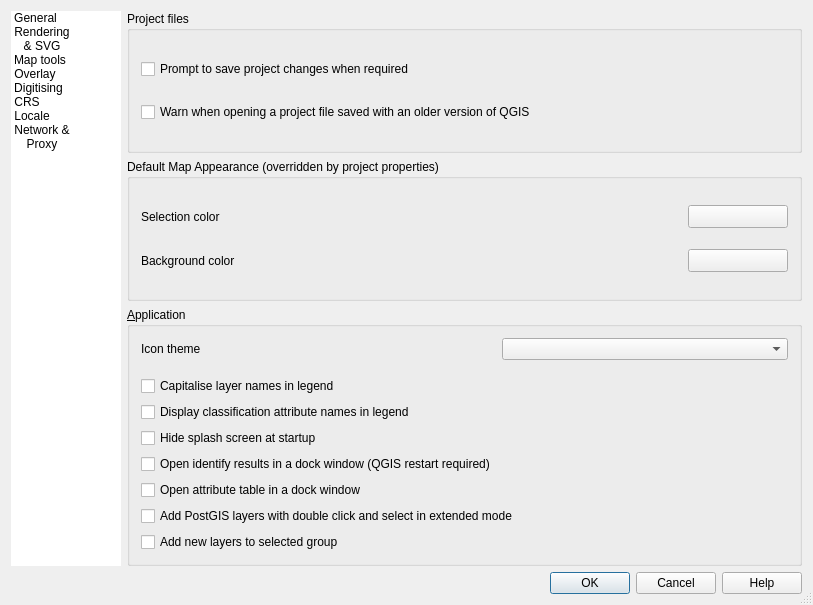
First picture: the form in qgis/src/ui/qgsoptionsbase.ui, repository sourcepole/qgis, before the edit.
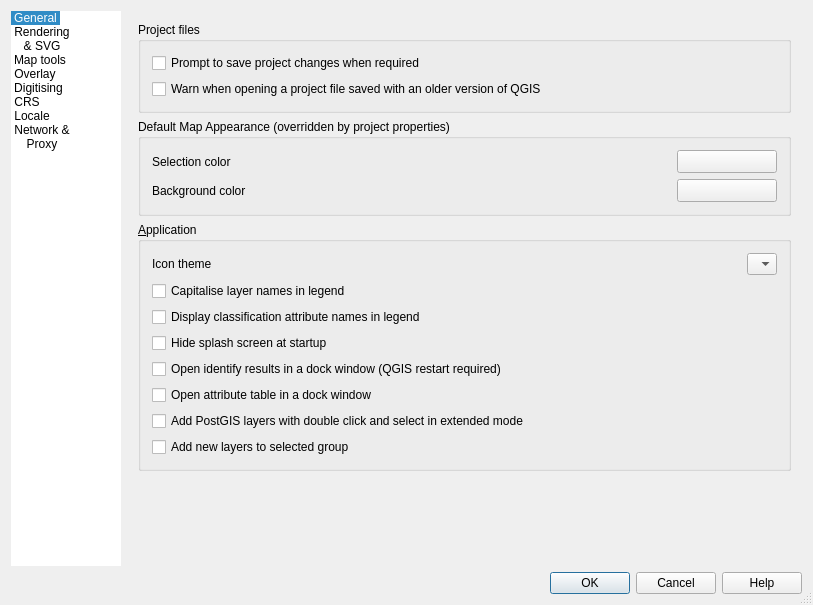
Second picture: the form after the edit. The open tabs and pages were chosen to show the change. Icons and pictures are not drawn. Custom widgets are drawn as their Qt base class.

Commit message: append space to list widgets in options and vector and raster layer property dialogs (fixes #2554)

```diff
--- a/qgis/src/ui/qgsoptionsbase.ui
+++ b/qgis/src/ui/qgsoptionsbase.ui
@@ -49,9 +49,6 @@
      <property name="showDropIndicator" stdset="0">
       <bool>false</bool>
      </property>
-     <property name="alternatingRowColors">
-      <bool>false</bool>
-     </property>
      <property name="iconSize">
       <size>
        <width>64</width>
@@ -82,6 +79,9 @@
      <property name="wordWrap">
       <bool>true</bool>
      </property>
+     <property name="currentRow">
+      <number>0</number>
+     </property>
      <item>
       <property name="text">
        <string>General</string>
@@ -93,6 +93,9 @@
        <iconset resource="../../images/images.qrc">
         <normaloff>:/images/themes/default/propertyicons/general.png</normaloff>:/images/themes/default/propertyicons/general.png</iconset>
       </property>
+      <property name="flags">
+       <set>ItemIsSelectable|ItemIsUserCheckable|ItemIsEnabled</set>
+      </property>
      </item>
      <item>
       <property name="text">
@@ -105,60 +108,110 @@
        <iconset resource="../../images/images.qrc">
         <normaloff>:/images/themes/default/propertyicons/rendering.png</normaloff>:/images/themes/default/propertyicons/rendering.png</iconset>
       </property>
+      <property name="flags">
+       <set>ItemIsSelectable|ItemIsUserCheckable|ItemIsEnabled</set>
+      </property>
      </item>
      <item>
       <property name="text">
        <string>Map tools</string>
       </property>
+      <property name="textAlignment">
+       <set>AlignHCenter|AlignVCenter|AlignCenter</set>
+      </property>
       <property name="icon">
        <iconset resource="../../images/images.qrc">
         <normaloff>:/images/themes/default/propertyicons/map_tools.png</normaloff>:/images/themes/default/propertyicons/map_tools.png</iconset>
       </property>
+      <property name="flags">
+       <set>ItemIsSelectable|ItemIsUserCheckable|ItemIsEnabled</set>
+      </property>
      </item>
      <item>
       <property name="text">
        <string>Overlay</string>
       </property>
+      <property name="textAlignment">
+       <set>AlignHCenter|AlignVCenter|AlignCenter</set>
+      </property>
       <property name="icon">
        <iconset resource="../../images/images.qrc">
         <normaloff>:/images/themes/default/propertyicons/overlay.png</normaloff>:/images/themes/default/propertyicons/overlay.png</iconset>
       </property>
+      <property name="flags">
+       <set>ItemIsSelectable|ItemIsUserCheckable|ItemIsEnabled</set>
+      </property>
      </item>
      <item>
       <property name="text">
        <string>Digitising</string>
       </property>
+      <property name="textAlignment">
+       <set>AlignHCenter|AlignVCenter|AlignCenter</set>
+      </property>
       <property name="icon">
        <iconset resource="../../images/images.qrc">
         <normaloff>:/images/themes/default/propertyicons/digitising.png</normaloff>:/images/themes/default/propertyicons/digitising.png</iconset>
       </property>
+      <property name="flags">
+       <set>ItemIsSelectable|ItemIsUserCheckable|ItemIsEnabled</set>
+      </property>
      </item>
      <item>
       <property name="text">
        <string>CRS</string>
       </property>
+      <property name="textAlignment">
+       <set>AlignHCenter|AlignVCenter|AlignCenter</set>
+      </property>
       <property name="icon">
        <iconset resource="../../images/images.qrc">
         <normaloff>:/images/themes/default/propertyicons/CRS.png</normaloff>:/images/themes/default/propertyicons/CRS.png</iconset>
       </property>
+      <property name="flags">
+       <set>ItemIsSelectable|ItemIsUserCheckable|ItemIsEnabled</set>
+      </property>
      </item>
      <item>
       <property name="text">
        <string>Locale</string>
       </property>
+      <property name="textAlignment">
+       <set>AlignHCenter|AlignVCenter|AlignCenter</set>
+      </property>
       <property name="icon">
        <iconset resource="../../images/images.qrc">
         <normaloff>:/images/themes/default/propertyicons/locale.png</normaloff>:/images/themes/default/propertyicons/locale.png</iconset>
       </property>
+      <property name="flags">
+       <set>ItemIsSelectable|ItemIsUserCheckable|ItemIsEnabled</set>
+      </property>
      </item>
      <item>
       <property name="text">
        <string>Network &amp; Proxy</string>
       </property>
+      <property name="textAlignment">
+       <set>AlignHCenter|AlignVCenter|AlignCenter</set>
+      </property>
       <property name="icon">
        <iconset resource="../../images/images.qrc">
         <normaloff>:/images/themes/default/propertyicons/network_and_proxy.png</normaloff>:/images/themes/default/propertyicons/network_and_proxy.png</iconset>
       </property>
+      <property name="flags">
+       <set>ItemIsSelectable|ItemIsUserCheckable|ItemIsEnabled</set>
+      </property>
+     </item>
+     <item>
+      <property name="text">
+       <string notr="true"/>
+      </property>
+      <property name="textAlignment">
+       <set>AlignHCenter|AlignVCenter|AlignCenter</set>
+      </property>
+      <property name="flags">
+       <set>NoItemFlags</set>
+      </property>
      </item>
     </widget>
    </item>
@@ -168,19 +221,13 @@
       <number>7</number>
      </property>
      <widget class="QWidget" name="stackedWidgetPage1">
-      <layout class="QGridLayout">
-       <property name="margin">
-        <number>0</number>
-       </property>
-       <item row="0" column="0">
+      <layout class="QVBoxLayout" name="verticalLayout_10">
+       <item>
         <widget class="QGroupBox" name="groupBox_11">
          <property name="title">
           <string>Project files</string>
          </property>
          <layout class="QVBoxLayout">
-          <property name="margin">
-           <number>11</number>
-          </property>
           <item>
            <widget class="QCheckBox" name="chbAskToSaveProjectChanges">
             <property name="text">
@@ -198,7 +245,7 @@
          </layout>
         </widget>
        </item>
-       <item row="1" column="0">
+       <item>
         <widget class="QGroupBox" name="groupBox_9">
          <property name="title">
           <string>Default Map Appearance (overridden by project properties)</string>
@@ -273,96 +320,97 @@
          </layout>
         </widget>
        </item>
-       <item row="2" column="0">
+       <item>
         <widget class="QGroupBox" name="groupBox">
          <property name="title">
           <string>&amp;Application</string>
          </property>
-         <layout class="QGridLayout">
-          <item row="0" column="0">
-           <widget class="QLabel" name="textLabel1_4">
-            <property name="sizePolicy">
-             <sizepolicy hsizetype="Fixed" vsizetype="Fixed">
-              <horstretch>0</horstretch>
-              <verstretch>0</verstretch>
-             </sizepolicy>
-            </property>
-            <property name="text">
-             <string>Icon theme</string>
-            </property>
-           </widget>
+         <layout class="QVBoxLayout" name="verticalLayout_9">
+          <item>
+           <layout class="QHBoxLayout" name="horizontalLayout_3">
+            <item>
+             <widget class="QLabel" name="textLabel1_4">
+              <property name="sizePolicy">
+               <sizepolicy hsizetype="Fixed" vsizetype="Fixed">
+                <horstretch>0</horstretch>
+                <verstretch>0</verstretch>
+               </sizepolicy>
+              </property>
+              <property name="text">
+               <string>Icon theme</string>
+              </property>
+             </widget>
+            </item>
+            <item>
+             <spacer name="horizontalSpacer_2">
+              <property name="orientation">
+               <enum>Qt::Horizontal</enum>
+              </property>
+              <property name="sizeHint" stdset="0">
+               <size>
+                <width>40</width>
+                <height>20</height>
+               </size>
+              </property>
+             </spacer>
+            </item>
+            <item>
+             <widget class="QComboBox" name="cmbTheme">
+              <property name="duplicatesEnabled">
+               <bool>false</bool>
+              </property>
+              <item>
+               <property name="text">
+                <string/>
+               </property>
+              </item>
+             </widget>
+            </item>
+           </layout>
           </item>
-          <item row="1" column="0" colspan="2">
-           <spacer>
-            <property name="orientation">
-             <enum>Qt::Vertical</enum>
-            </property>
-            <property name="sizeType">
-             <enum>QSizePolicy::Fixed</enum>
-            </property>
-            <property name="sizeHint" stdset="0">
-             <size>
-              <width>20</width>
-              <height>10</height>
-             </size>
-            </property>
-           </spacer>
-          </item>
-          <item row="2" column="0" colspan="2">
+          <item>
            <widget class="QCheckBox" name="capitaliseCheckBox">
             <property name="text">
              <string>Capitalise layer names in legend</string>
             </property>
            </widget>
           </item>
-          <item row="3" column="0" colspan="2">
+          <item>
            <widget class="QCheckBox" name="cbxLegendClassifiers">
             <property name="text">
              <string>Display classification attribute names in legend</string>
             </property>
            </widget>
           </item>
-          <item row="4" column="0" colspan="2">
+          <item>
            <widget class="QCheckBox" name="cbxHideSplash">
             <property name="text">
              <string>Hide splash screen at startup</string>
             </property>
            </widget>
           </item>
-          <item row="5" column="0">
+          <item>
            <widget class="QCheckBox" name="cbxIdentifyResultsDocked">
             <property name="text">
              <string>Open identify results in a dock window (QGIS restart required)</string>
             </property>
            </widget>
           </item>
-          <item row="6" column="0" colspan="2">
+          <item>
            <widget class="QCheckBox" name="cbxAttributeTableDocked">
             <property name="text">
              <string>Open attribute table in a dock window</string>
             </property>
            </widget>
           </item>
-          <item row="7" column="0" colspan="2">
+          <item>
            <widget class="QCheckBox" name="cbxAddPostgisDC">
             <property name="text">
              <string>Add PostGIS layers with double click and select in extended mode</string>
             </property>
            </widget>
           </item>
-          <item row="0" column="1">
-           <widget class="QComboBox" name="cmbTheme">
-            <property name="duplicatesEnabled">
-             <bool>false</bool>
-            </property>
-            <item>
-             <property name="text">
-              <string/>
-             </property>
-            </item>
-           </widget>
-          </item>
-          <item row="8" column="0">
+          <item>
            <widget class="QCheckBox" name="cbxAddNewLayersToCurrentGroup">
             <property name="text">
              <string>Add new layers to selected group</string>
@@ -372,6 +420,19 @@
          </layout>
         </widget>
        </item>
+       <item>
+        <spacer name="verticalSpacer">
+         <property name="orientation">
+          <enum>Qt::Vertical</enum>
+         </property>
+         <property name="sizeHint" stdset="0">
+          <size>
+           <width>20</width>
+           <height>40</height>
+          </size>
+         </property>
+        </spacer>
+       </item>
       </layout>
      </widget>
      <widget class="QWidget" name="stackedWidgetPage2">
```
Left out of the diff: 309 changed lines with no effect on the pictures. The commit also changes 3 other files.
